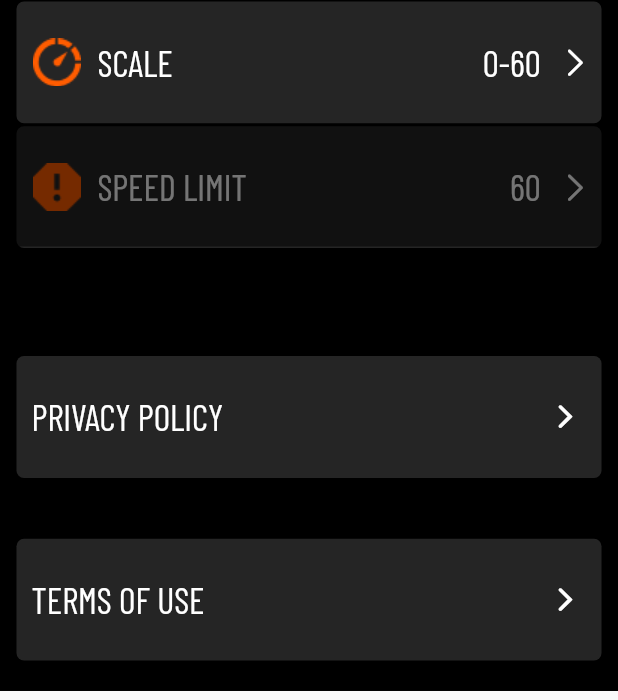
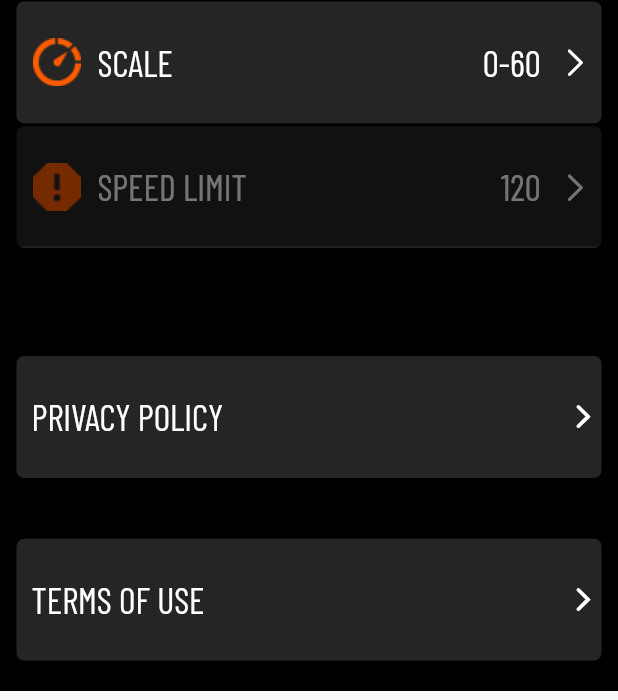
Before and after one commit to nurbek-b/speeder, a Flutter app: the ProfileScreen screen opened directly, on a phone screen of 412 x 824 dp. Shown: the part 338-1038 px from the top of the screen. Run offline on Flutter 3.47's test engine with Material 2 defaults, Android fonts, the phone set to English and light mode, and no system bars; our stand-ins replace audioplayers, bloc, flutter_bloc, flutter_svg, geolocator, hive and 5 more; missing offline and left inert: cron, platform_maps_flutter; accounts and stored records are empty; statements that could not run were skipped.

Commit message:
first addition after comments

```diff
--- a/lib/main_screen/components/main_screen_state.dart
+++ b/lib/main_screen/components/main_screen_state.dart
@@ -22,8 +22,8 @@ class MainScreenState {
     /* Speeds */
     this.velocity = 0,
     this.minVelocity = 0,
-    this.maxVelocity = 210,
-    this.velocityLimit = 60,
+    this.maxVelocity = 120,
+    this.velocityLimit = 120,
     this.overVelocityAlert = false,
     this.velocityUnit = 'KMH',
     this.scale = '0-60',
@@ -42,11 +42,11 @@ class MainScreenState {
     /* Speeds */
     int velocity = 0,
     int minVelocity = 0,
-    int maxVelocity = 210,
-    int velocityLimit = 60,
+    int maxVelocity = 120,
+    int velocityLimit = 120,
     bool overVelocityAlert = false,
     String velocityUnit = 'KMH',
-    String scale = '0-60',
+    String scale = '0-120',
 
     /* Geo */
     double? latitude,
--- a/lib/profile_screen/components/profile_item.dart
+++ b/lib/profile_screen/components/profile_item.dart
@@ -29,6 +29,8 @@ class ProfileItem extends StatelessWidget {
         ),
       ),
       height: getProportionateScreenHeight(80),
+      child: InkWell(
+        onTap: onPressed,
         child: Row(
           children: [
             SizedBox(width: getProportionateScreenWidth(10),),
@@ -54,16 +56,14 @@ class ProfileItem extends StatelessWidget {
               ),
             ),
             SizedBox(width: getProportionateScreenWidth(10),),
-          InkWell(
-            onTap: onPressed,
-            child: Icon(
+            Icon(
               CupertinoIcons.right_chevron,
               color: Colors.white,
-            ),
             ),
             SizedBox(width: getProportionateScreenWidth(5),)
           ],
         ),
+      ),
     );
   }
 }
--- a/lib/profile_screen/profile_screen.dart
+++ b/lib/profile_screen/profile_screen.dart
@@ -2,6 +2,7 @@
 import 'package:flutter/cupertino.dart';
 import 'package:flutter/material.dart';
 import 'package:flutter_bloc/flutter_bloc.dart';
+import 'package:url_launcher/url_launcher.dart';
 
 /* Local dependencies */
 import '../size_config.dart';
@@ -12,6 +13,11 @@ import 'components/limit_and_alert.dart';
 import 'components/profile_item.dart';
 import 'components/scale_checkbox.dart';
 import 'components/speed_unit_checkbox.dart';
+
+const String privacyPolicy =
+    'https://translate.google.com/?sl=en&tl=ru&text=privacy%20policy&op=translate';
+const String termsOfUse =
+    'https://translate.google.com/?sl=en&tl=ru&text=terms%20of%20use%0A&op=translate';
 
 class ProfileScreen extends StatefulWidget {
   const ProfileScreen({Key? key}) : super(key: key);
@@ -164,6 +170,8 @@ class _ProfileScreenState extends State<ProfileScreen> {
                         Radius.circular(5),
                       ),
                     ),
+                    child: InkWell(
+                      onTap: showPrivacyPolicy,
                       child: Row(
                         children: [
                           SizedBox(
@@ -178,13 +186,12 @@ class _ProfileScreenState extends State<ProfileScreen> {
                             ),
                           ),
                           Spacer(),
-                        IconButton(
-                            icon: Icon(
+                          Icon(
                             CupertinoIcons.chevron_forward,
                             color: Colors.white,
                           ),
-                            onPressed: () {}),
                         ],
+                      ),
                     ),
                   ),
                 ),
@@ -201,6 +208,8 @@ class _ProfileScreenState extends State<ProfileScreen> {
                         Radius.circular(5),
                       ),
                     ),
+                    child: InkWell(
+                      onTap: showTermsOfUse,
                       child: Row(
                         children: [
                           SizedBox(
@@ -215,13 +224,11 @@ class _ProfileScreenState extends State<ProfileScreen> {
                             ),
                           ),
                           Spacer(),
-                        IconButton(
-                            icon: Icon(
-                              CupertinoIcons.chevron_forward,
+                          Icon(CupertinoIcons.chevron_forward,
                             color: Colors.white,
                           ),
-                            onPressed: () {}),
                         ],
+                      ),
                     ),
                   ),
                 ),
@@ -232,4 +239,12 @@ class _ProfileScreenState extends State<ProfileScreen> {
       ),
     );
   }
+
+  showTermsOfUse() {
+    launch(termsOfUse);
   }
+
+  showPrivacyPolicy() {
+    launch(privacyPolicy);
+  }
+}
```
Also changed, not shown: lib/main_screen/components/geo_location_map.dart (+9 -8 lines), lib/main_screen/components/hud_screen.dart (+8 -9 lines), lib/main_screen/components/speedometer_screen.dart (+15 -12 lines), lib/profile_screen/components/limit_and_alert.dart (+7 -10 lines). Lines whose indentation alone changed are shown as unchanged.
